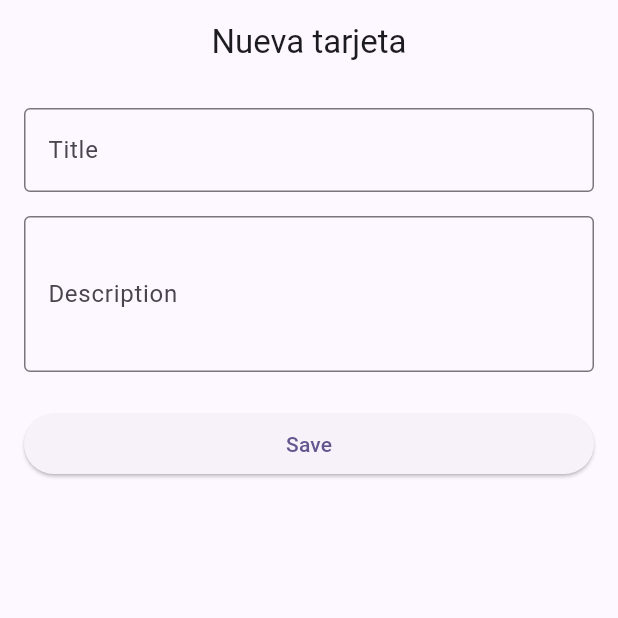
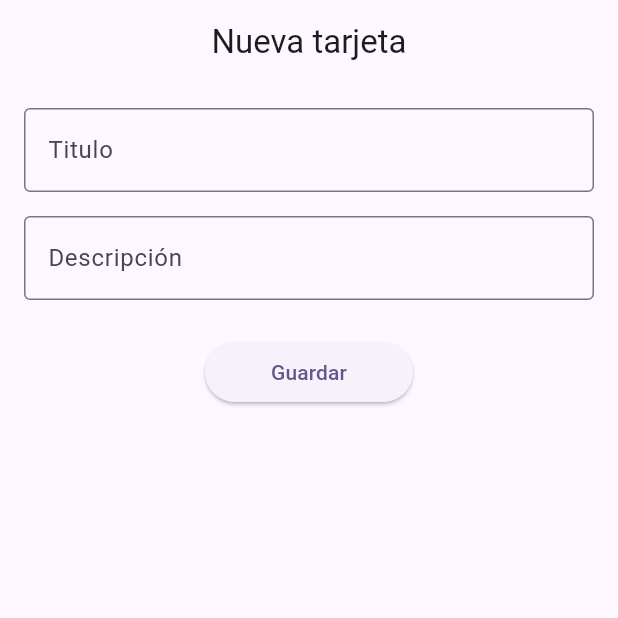
Before and after one commit to dotor-pragma/flutter-phase-one, a Flutter app: the FormScreen screen opened by its route, on a phone screen of 412 x 824 dp, the top half of it. Run offline on Flutter 3.47's test engine with Material 3 defaults, Android fonts, the light colour scheme and no system bars; our stand-ins replace go_router.

Commit message:
refactor: consolidate title and description fields into reusable _FormField component

```diff
--- a/lib/presentation/widgets/form/form_body.dart
+++ b/lib/presentation/widgets/form/form_body.dart
@@ -16,9 +16,9 @@ class FormBody extends StatelessWidget {
   Widget build(BuildContext context) {
     return Column(
       children: [
-        _TitleField(controller: titleController),
+        _FormField(controller: titleController, labelText: 'Titulo'),
         const SizedBox(height: 16),
-        _DescriptionField(controller: descriptionController),
+        _FormField(controller: descriptionController, labelText: 'Descripción'),
         const SizedBox(height: 24),
         _SaveButton(onPressed: onSave),
       ],
@@ -26,51 +26,20 @@ class FormBody extends StatelessWidget {
   }
 }
 
-class _TitleField extends StatelessWidget {
-  const _TitleField({required this.controller});
+class _FormField extends StatelessWidget {
+  const _FormField({required this.controller, required this.labelText});
 
   final TextEditingController controller;
+  final String labelText;
 
   @override
   Widget build(BuildContext context) {
     return TextFormField(
       controller: controller,
-      textInputAction: TextInputAction.next,
-      decoration: const InputDecoration(
-        labelText: 'Title',
-        border: OutlineInputBorder(),
+      decoration: InputDecoration(
+        labelText: labelText,
+        border: const OutlineInputBorder(),
       ),
-      validator: (value) {
-        if (value == null || value.trim().isEmpty) {
-          return 'Please enter a title';
-        }
-        return null;
-      },
-    );
-  }
-}
-
-class _DescriptionField extends StatelessWidget {
-  const _DescriptionField({required this.controller});
-
-  final TextEditingController controller;
-
-  @override
-  Widget build(BuildContext context) {
-    return TextFormField(
-      controller: controller,
-      decoration: const InputDecoration(
-        labelText: 'Description',
-        border: OutlineInputBorder(),
-      ),
-      minLines: 3,
-      maxLines: 5,
-      validator: (value) {
-        if (value == null || value.trim().isEmpty) {
-          return 'Please enter a description';
-        }
-        return null;
-      },
     );
   }
 }
@@ -82,9 +51,12 @@ class _SaveButton extends StatelessWidget {
 
   @override
   Widget build(BuildContext context) {
-    return SizedBox(
-      width: double.infinity,
-      child: ElevatedButton(onPressed: onPressed, child: const Text('Save')),
+    return ElevatedButton(
+      onPressed: onPressed,
+      child: const Padding(
+        padding: EdgeInsets.symmetric(horizontal: 20),
+        child: Text('Guardar'),
+      ),
     );
   }
 }
```
